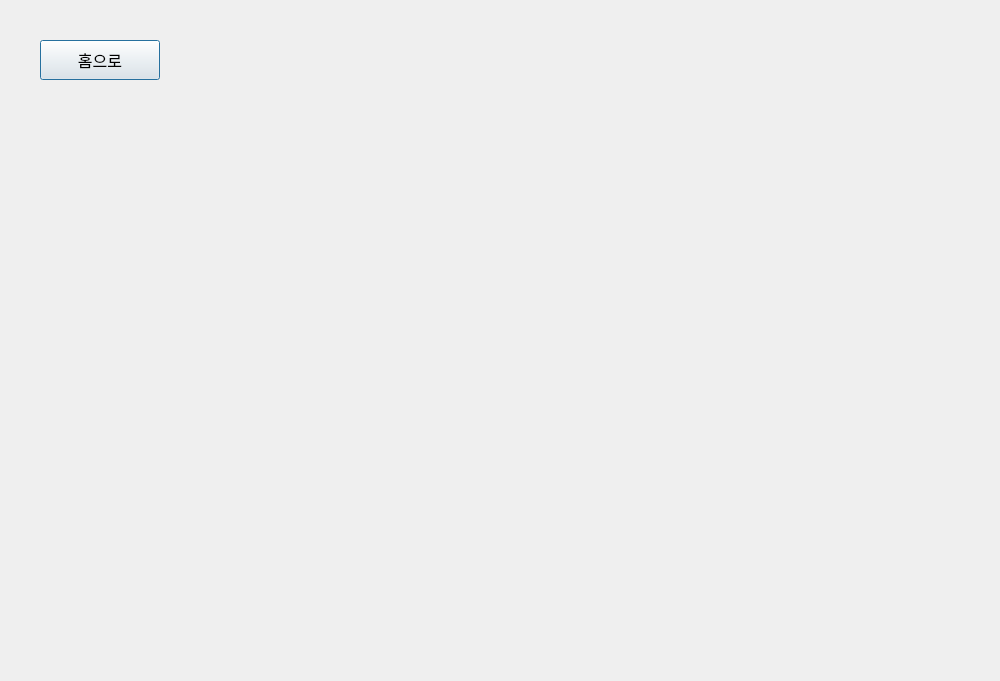
First picture: the form in ui/adminpage.ui, repository 2sseong/mini_project_2025-03, before the edit.
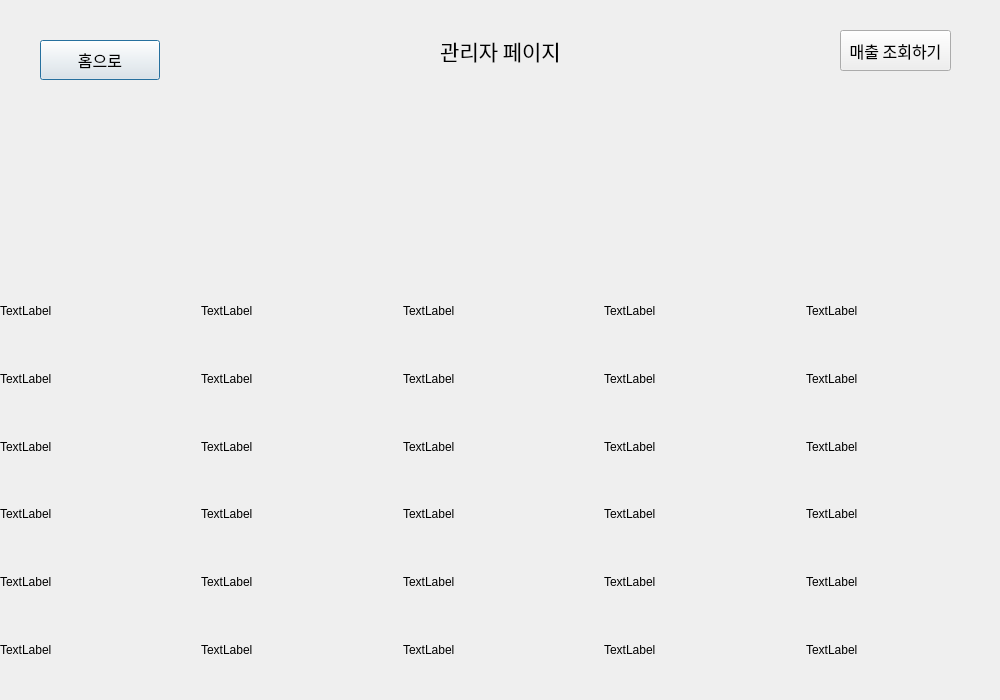
Second picture: the form after the edit.

```diff
--- a/ui/adminpage.ui
+++ b/ui/adminpage.ui
@@ -7,7 +7,7 @@
     <x>0</x>
     <y>0</y>
     <width>1000</width>
-    <height>681</height>
+    <height>700</height>
    </rect>
   </property>
   <property name="windowTitle">
@@ -32,6 +32,317 @@
     <string>홈으로</string>
    </property>
   </widget>
+  <widget class="QPushButton" name="btn_sales">
+   <property name="geometry">
+    <rect>
+     <x>840</x>
+     <y>30</y>
+     <width>111</width>
+     <height>41</height>
+    </rect>
+   </property>
+   <property name="font">
+    <font>
+     <family>NanumGothic</family>
+     <pointsize>12</pointsize>
+    </font>
+   </property>
+   <property name="text">
+    <string>매출 조회하기</string>
+   </property>
+  </widget>
+  <widget class="QLabel" name="lbl_title">
+   <property name="geometry">
+    <rect>
+     <x>300</x>
+     <y>20</y>
+     <width>401</width>
+     <height>61</height>
+    </rect>
+   </property>
+   <property name="font">
+    <font>
+     <family>NanumGothic</family>
+     <pointsize>16</pointsize>
+    </font>
+   </property>
+   <property name="text">
+    <string>관리자 페이지</string>
+   </property>
+   <property name="alignment">
+    <set>Qt::AlignCenter</set>
+   </property>
+  </widget>
+  <widget class="QWidget" name="verticalLayoutWidget">
+   <property name="geometry">
+    <rect>
+     <x>0</x>
+     <y>280</y>
+     <width>1001</width>
+     <height>401</height>
+    </rect>
+   </property>
+   <layout class="QVBoxLayout" name="verticalLayout">
+    <item>
+     <layout class="QVBoxLayout" name="verticalLayout_3">
+      <item>
+       <layout class="QHBoxLayout" name="horizontalLayout">
+        <item>
+         <widget class="QLabel" name="label">
+          <property name="text">
+           <string>TextLabel</string>
+          </property>
+         </widget>
+        </item>
+        <item>
+         <widget class="QLabel" name="label_2">
+          <property name="text">
+           <string>TextLabel</string>
+          </property>
+         </widget>
+        </item>
+        <item>
+         <widget class="QLabel" name="label_3">
+          <property name="text">
+           <string>TextLabel</string>
+          </property>
+         </widget>
+        </item>
+        <item>
+         <widget class="QLabel" name="label_4">
+          <property name="text">
+           <string>TextLabel</string>
+          </property>
+         </widget>
+        </item>
+        <item>
+         <widget class="QLabel" name="label_5">
+          <property name="text">
+           <string>TextLabel</string>
+          </property>
+         </widget>
+        </item>
+       </layout>
+      </item>
+     </layout>
+    </item>
+    <item>
+     <layout class="QVBoxLayout" name="verticalLayout_7">
+      <item>
+       <layout class="QHBoxLayout" name="horizontalLayout_2">
+        <item>
+         <widget class="QLabel" name="label_6">
+          <property name="text">
+           <string>TextLabel</string>
+          </property>
+         </widget>
+        </item>
+        <item>
+         <widget class="QLabel" name="label_7">
+          <property name="text">
+           <string>TextLabel</string>
+          </property>
+         </widget>
+        </item>
+        <item>
+         <widget class="QLabel" name="label_8">
+          <property name="text">
+           <string>TextLabel</string>
+          </property>
+         </widget>
+        </item>
+        <item>
+         <widget class="QLabel" name="label_9">
+          <property name="text">
+           <string>TextLabel</string>
+          </property>
+         </widget>
+        </item>
+        <item>
+         <widget class="QLabel" name="label_10">
+          <property name="text">
+           <string>TextLabel</string>
+          </property>
+         </widget>
+        </item>
+       </layout>
+      </item>
+     </layout>
+    </item>
+    <item>
+     <layout class="QVBoxLayout" name="verticalLayout_6">
+      <item>
+       <layout class="QHBoxLayout" name="horizontalLayout_3">
+        <item>
+         <widget class="QLabel" name="label_11">
+          <property name="text">
+           <string>TextLabel</string>
+          </property>
+         </widget>
+        </item>
+        <item>
+         <widget class="QLabel" name="label_12">
+          <property name="text">
+           <string>TextLabel</string>
+          </property>
+         </widget>
+        </item>
+        <item>
+         <widget class="QLabel" name="label_13">
+          <property name="text">
+           <string>TextLabel</string>
+          </property>
+         </widget>
+        </item>
+        <item>
+         <widget class="QLabel" name="label_14">
+          <property name="text">
+           <string>TextLabel</string>
+          </property>
+         </widget>
+        </item>
+        <item>
+         <widget class="QLabel" name="label_15">
+          <property name="text">
+           <string>TextLabel</string>
+          </property>
+         </widget>
+        </item>
+       </layout>
+      </item>
+     </layout>
+    </item>
+    <item>
+     <layout class="QVBoxLayout" name="verticalLayout_4">
+      <item>
+       <layout class="QHBoxLayout" name="horizontalLayout_4">
+        <item>
+         <widget class="QLabel" name="label_16">
+          <property name="text">
+           <string>TextLabel</string>
+          </property>
+         </widget>
+        </item>
+        <item>
+         <widget class="QLabel" name="label_17">
+          <property name="text">
+           <string>TextLabel</string>
+          </property>
+         </widget>
+        </item>
+        <item>
+         <widget class="QLabel" name="label_18">
+          <property name="text">
+           <string>TextLabel</string>
+          </property>
+         </widget>
+        </item>
+        <item>
+         <widget class="QLabel" name="label_19">
+          <property name="text">
+           <string>TextLabel</string>
+          </property>
+         </widget>
+        </item>
+        <item>
+         <widget class="QLabel" name="label_20">
+          <property name="text">
+           <string>TextLabel</string>
+          </property>
+         </widget>
+        </item>
+       </layout>
+      </item>
+     </layout>
+    </item>
+    <item>
+     <layout class="QVBoxLayout" name="verticalLayout_5">
+      <item>
+       <layout class="QHBoxLayout" name="horizontalLayout_5">
+        <item>
+         <widget class="QLabel" name="label_21">
+          <property name="text">
+           <string>TextLabel</string>
+          </property>
+         </widget>
+        </item>
+        <item>
+         <widget class="QLabel" name="label_22">
+          <property name="text">
+           <string>TextLabel</string>
+          </property>
+         </widget>
+        </item>
+        <item>
+         <widget class="QLabel" name="label_23">
+          <property name="text">
+           <string>TextLabel</string>
+          </property>
+         </widget>
+        </item>
+        <item>
+         <widget class="QLabel" name="label_24">
+          <property name="text">
+           <string>TextLabel</string>
+          </property>
+         </widget>
+        </item>
+        <item>
+         <widget class="QLabel" name="label_25">
+          <property name="text">
+           <string>TextLabel</string>
+          </property>
+         </widget>
+        </item>
+       </layout>
+      </item>
+     </layout>
+    </item>
+    <item>
+     <layout class="QVBoxLayout" name="verticalLayout_2">
+      <item>
+       <layout class="QHBoxLayout" name="horizontalLayout_6">
+        <item>
+         <widget class="QLabel" name="label_26">
+          <property name="text">
+           <string>TextLabel</string>
+          </property>
+         </widget>
+        </item>
+        <item>
+         <widget class="QLabel" name="label_27">
+          <property name="text">
+           <string>TextLabel</string>
+          </property>
+         </widget>
+        </item>
+        <item>
+         <widget class="QLabel" name="label_28">
+          <property name="text">
+           <string>TextLabel</string>
+          </property>
+         </widget>
+        </item>
+        <item>
+         <widget class="QLabel" name="label_29">
+          <property name="text">
+           <string>TextLabel</string>
+          </property>
+         </widget>
+        </item>
+        <item>
+         <widget class="QLabel" name="label_30">
+          <property name="text">
+           <string>TextLabel</string>
+          </property>
+         </widget>
+        </item>
+       </layout>
+      </item>
+     </layout>
+    </item>
+   </layout>
+  </widget>
  </widget>
  <resources/>
  <connections/>
```
